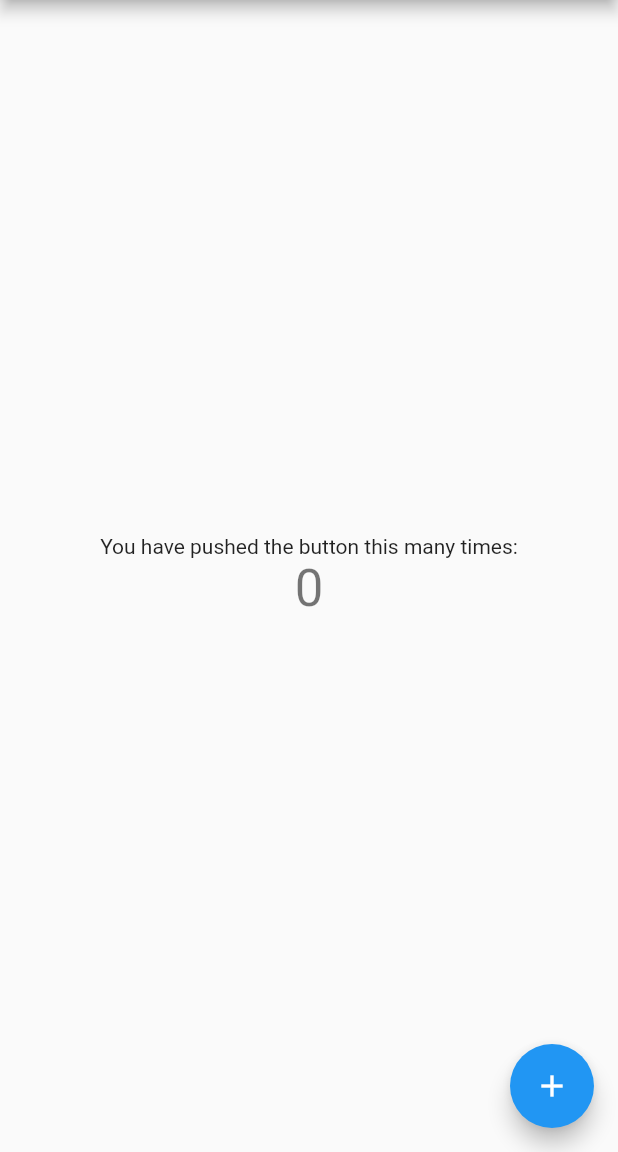
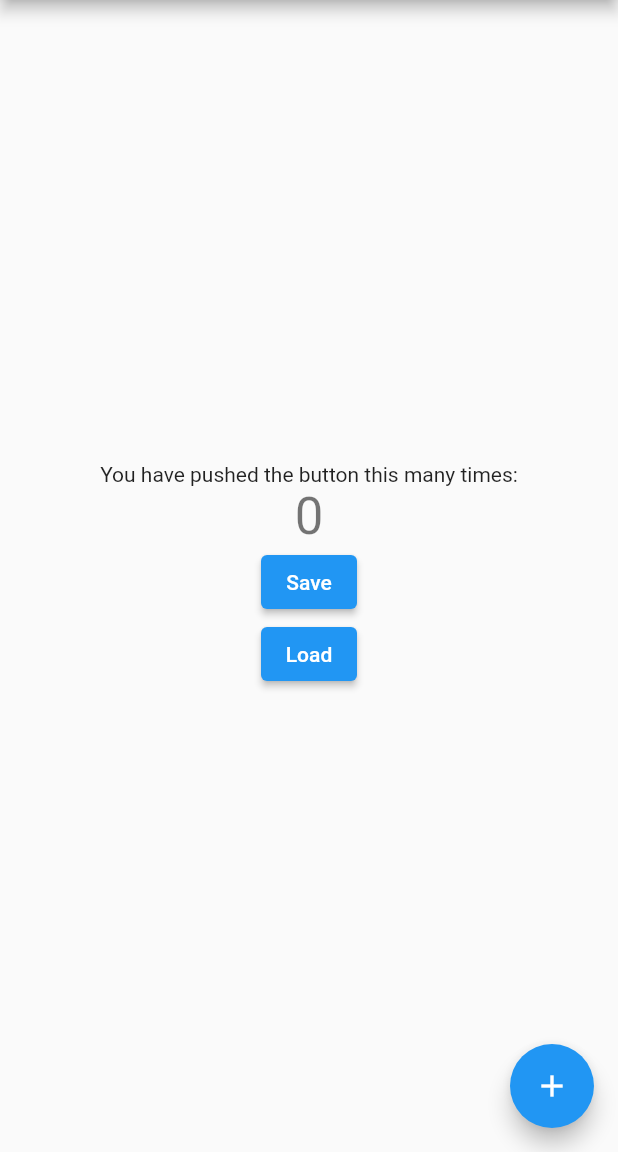
Before and after one commit to yuchan2215/flutter_ci_sample, a Flutter app: the screen it shows after launch, on a phone screen of 412 x 824 dp, the part 84-1236 px from its top. Run offline on Flutter 3.47's test engine with Material 2 defaults, Android fonts, the phone set to English and light mode, and no system bars.

Commit message:
[add] ボタンを作成

```diff
--- a/lib/main.dart
+++ b/lib/main.dart
@@ -37,6 +37,14 @@ class _MyHomePageState extends State<MyHomePage> {
     });
   }
 
+  void _save() {
+    //TODO
+  }
+
+  void _load() {
+    //TODO
+  }
+
   @override
   Widget build(BuildContext context) {
     return Scaffold(
@@ -54,6 +62,14 @@ class _MyHomePageState extends State<MyHomePage> {
               '$_counter',
               style: Theme.of(context).textTheme.headline4,
             ),
+            ElevatedButton(
+              onPressed: () => _save(),
+              child: const Text("Save"),
+            ),
+            ElevatedButton(
+              onPressed: () => _load(),
+              child: const Text("Load"),
+            ),
           ],
         ),
       ),
```
